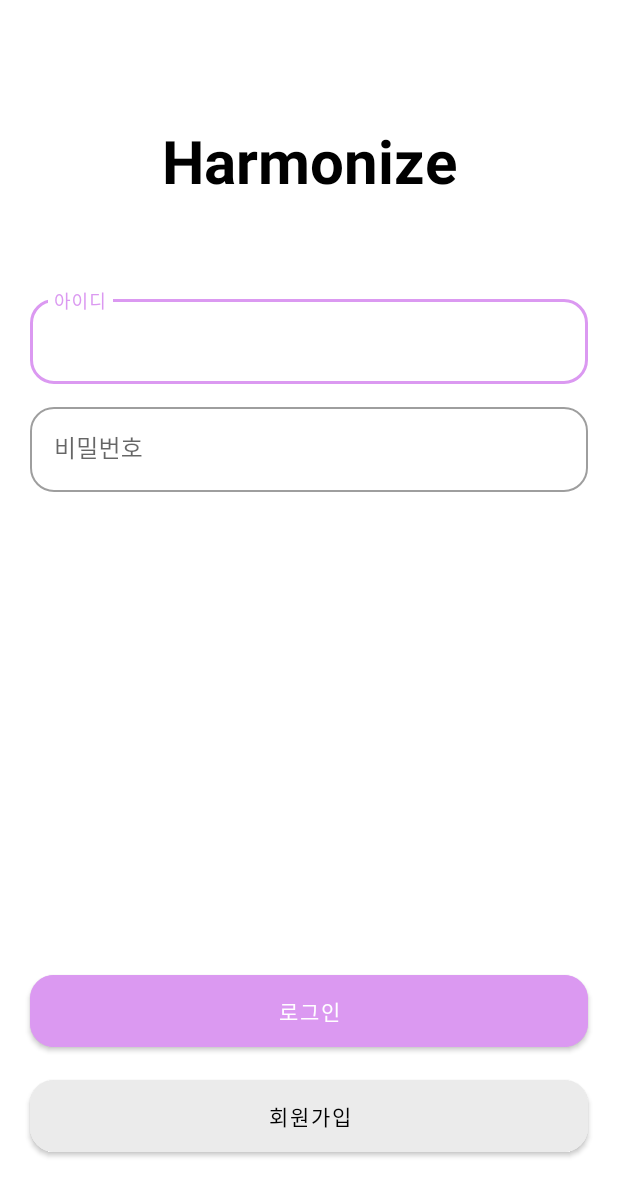
After one commit to changi1122/Harmonize, an Android app: the LoginActivity screen opened directly, with no data from a screen before it, on a phone screen of 412 x 824 dp. The commit adds this screen. Shown: the top 1196 px of the screen. Run offline under Robolectric (Android 15) with nearby library versions, the phone set to English and light mode, and no system bars.

Commit message:
Implement login activity basic UI

```diff
--- a/android/app/src/main/AndroidManifest.xml
+++ b/android/app/src/main/AndroidManifest.xml
@@ -11,6 +11,9 @@
         android:supportsRtl="true"
         android:theme="@style/Theme.Harmonize"
         tools:targetApi="31">
+        <activity
+            android:name=".ui.user.LoginActivity"
+            android:exported="false" />
         <activity
             android:name=".ui.survey.GenderAgeSurveyActivity"
             android:exported="false" />
--- a/android/app/src/main/java/kr/ac/chungbuk/harmonize/ui/home/HomeFragment.java
+++ b/android/app/src/main/java/kr/ac/chungbuk/harmonize/ui/home/HomeFragment.java
@@ -1,20 +1,29 @@
 package kr.ac.chungbuk.harmonize.ui.home;
 
+import android.content.Intent;
+import android.media.Image;
 import android.os.Bundle;
 import android.view.LayoutInflater;
 import android.view.View;
 import android.view.ViewGroup;
+import android.widget.Button;
+import android.widget.ImageButton;
 import android.widget.TextView;
 
 import androidx.annotation.NonNull;
 import androidx.fragment.app.Fragment;
 import androidx.lifecycle.ViewModelProvider;
 
+import kr.ac.chungbuk.harmonize.R;
 import kr.ac.chungbuk.harmonize.databinding.FragmentHomeBinding;
+import kr.ac.chungbuk.harmonize.ui.survey.CategorySurveyActivity;
+import kr.ac.chungbuk.harmonize.ui.user.LoginActivity;
 
 public class HomeFragment extends Fragment {
 
     private FragmentHomeBinding binding;
+
+    ImageButton ibtnSearch;
 
     public View onCreateView(@NonNull LayoutInflater inflater,
                              ViewGroup container, Bundle savedInstanceState) {
@@ -23,6 +32,14 @@ public class HomeFragment extends Fragment {
 
         binding = FragmentHomeBinding.inflate(inflater, container, false);
         View root = binding.getRoot();
+
+        ibtnSearch = root.findViewById(R.id.ibtnSearch);
+        ibtnSearch.setOnClickListener(new View.OnClickListener() {
+            @Override
+            public void onClick(View view) {
+                startActivity(new Intent(getActivity(), LoginActivity.class));
+            }
+        });
 
         return root;
     }
--- a/android/app/src/main/java/kr/ac/chungbuk/harmonize/ui/search/SearchFragment.java
+++ b/android/app/src/main/java/kr/ac/chungbuk/harmonize/ui/search/SearchFragment.java
@@ -41,17 +41,6 @@ public class SearchFragment extends Fragment {
         adapter.addItem("Marry Me");
         adapter.addItem("Monologue");
         adapter.addItem("그대라는사치");
-        adapter.addItem("어디에도");
-        adapter.addItem("내가아니라도");
-        adapter.addItem("Marry Me");
-        adapter.addItem("어디에도");
-        adapter.addItem("내가아니라도");
-        adapter.addItem("Marry Me");
-        adapter.addItem("Monologue");
-        adapter.addItem("그대라는사치");
-        adapter.addItem("어디에도");
-        adapter.addItem("내가아니라도");
-        adapter.addItem("Marry Me");
 
         historyListView = (ListView) root.findViewById(R.id.historyListView);
         historyListView.setAdapter(adapter);
--- /dev/null
+++ b/android/app/src/main/java/kr/ac/chungbuk/harmonize/ui/user/LoginActivity.java
@@ -0,0 +1,20 @@
+package kr.ac.chungbuk.harmonize.ui.user;
+
+import androidx.appcompat.app.AppCompatActivity;
+
+import android.os.Bundle;
+import android.view.Window;
+
+import kr.ac.chungbuk.harmonize.R;
+
+public class LoginActivity extends AppCompatActivity {
+
+    @Override
+    protected void onCreate(Bundle savedInstanceState) {
+        super.onCreate(savedInstanceState);
+        requestWindowFeature(Window.FEATURE_NO_TITLE);
+        getSupportActionBar().hide();
+
+        setContentView(R.layout.activity_login);
+    }
+}
--- a/android/app/src/main/res/layout/activity_category_survey.xml
+++ b/android/app/src/main/res/layout/activity_category_survey.xml
@@ -199,18 +199,18 @@
             android:layout_height="60dp"
             android:layout_marginRight="10dp"
             android:text="취소"
-            android:textSize="16dp"
             android:textColor="#000000"
-            android:backgroundTint="#EBEBEB" />
+            android:backgroundTint="#EBEBEB"
+            app:cornerRadius="16dp"/>
 
         <Button
             android:layout_width="match_parent"
             android:layout_height="60dp"
             android:layout_weight="1"
             android:text="다음"
-            android:textSize="16dp"
             android:textColor="#FFFFFF"
-            android:backgroundTint="?colorPrimary" />
+            android:backgroundTint="?colorPrimary"
+            app:cornerRadius="16dp"/>
     </LinearLayout>
 
 </LinearLayout>
--- a/android/app/src/main/res/layout/activity_gender_age_survey.xml
+++ b/android/app/src/main/res/layout/activity_gender_age_survey.xml
@@ -200,18 +200,19 @@
             android:layout_height="60dp"
             android:layout_marginRight="10dp"
             android:text="취소"
-            android:textSize="16dp"
             android:textColor="#000000"
-            android:backgroundTint="#EBEBEB" />
+            android:backgroundTint="#EBEBEB"
+            app:cornerRadius="16dp"/>
 
         <Button
             android:layout_width="match_parent"
             android:layout_height="60dp"
             android:layout_weight="1"
             android:text="다음"
-            android:textSize="16dp"
             android:textColor="#FFFFFF"
-            android:backgroundTint="?colorPrimary" />
+            android:fontFamily=""
+            android:backgroundTint="?colorPrimary"
+            app:cornerRadius="16dp"/>
     </LinearLayout>
 
 </LinearLayout>
--- /dev/null
+++ b/android/app/src/main/res/layout/activity_login.xml
@@ -0,0 +1,103 @@
+<?xml version="1.0" encoding="utf-8"?>
+<androidx.constraintlayout.widget.ConstraintLayout xmlns:android="http://schemas.android.com/apk/res/android"
+    xmlns:app="http://schemas.android.com/apk/res-auto"
+    xmlns:tools="http://schemas.android.com/tools"
+    android:layout_width="match_parent"
+    android:layout_height="match_parent"
+    android:gravity="center_horizontal"
+    android:orientation="vertical"
+    tools:context=".ui.user.LoginActivity">
+
+    <TextView
+        android:id="@+id/textViewTitle"
+        android:layout_width="wrap_content"
+        android:layout_height="wrap_content"
+        android:layout_marginTop="80dp"
+        android:text="Harmonize"
+        android:textColor="#000000"
+        android:textSize="40dp"
+        android:textStyle="bold"
+        app:layout_constraintEnd_toEndOf="parent"
+        app:layout_constraintStart_toStartOf="parent"
+        app:layout_constraintTop_toTopOf="parent" />
+
+    <com.google.android.material.textfield.TextInputLayout
+        android:id="@+id/layoutId"
+        style="@style/Widget.MaterialComponents.TextInputLayout.OutlinedBox"
+        android:layout_width="match_parent"
+        android:layout_height="wrap_content"
+        android:layout_marginTop="60dp"
+        android:layout_marginLeft="20dp"
+        android:layout_marginRight="20dp"
+        app:boxCornerRadiusBottomEnd="16dp"
+        app:boxCornerRadiusBottomStart="16dp"
+        app:boxCornerRadiusTopEnd="16dp"
+        app:boxCornerRadiusTopStart="16dp"
+        app:layout_constraintEnd_toEndOf="parent"
+        app:layout_constraintStart_toStartOf="parent"
+        app:layout_constraintTop_toBottomOf="@+id/textViewTitle">
+
+        <com.google.android.material.textfield.TextInputEditText
+            android:id="@+id/editTextId"
+            android:layout_width="match_parent"
+            android:layout_height="wrap_content"
+            android:hint="아이디"
+            android:inputType="text"/>
+    </com.google.android.material.textfield.TextInputLayout>
+
+    <com.google.android.material.textfield.TextInputLayout
+        android:id="@+id/layoutPassword"
+        style="@style/Widget.MaterialComponents.TextInputLayout.OutlinedBox"
+        android:layout_width="match_parent"
+        android:layout_height="wrap_content"
+        android:layout_marginTop="10dp"
+        android:layout_marginLeft="20dp"
+        android:layout_marginRight="20dp"
+        app:boxCornerRadiusBottomEnd="16dp"
+        app:boxCornerRadiusBottomStart="16dp"
+        app:boxCornerRadiusTopEnd="16dp"
+        app:boxCornerRadiusTopStart="16dp"
+        app:layout_constraintEnd_toEndOf="parent"
+        app:layout_constraintStart_toStartOf="parent"
+        app:layout_constraintTop_toBottomOf="@+id/layoutId">
+
+        <com.google.android.material.textfield.TextInputEditText
+            android:id="@+id/editTextPassword"
+            android:layout_width="match_parent"
+            android:layout_height="wrap_content"
+            android:hint="비밀번호"
+            android:inputType="textPassword" />
+    </com.google.android.material.textfield.TextInputLayout>
+
+    <Button
+        android:id="@+id/buttonLogin"
+        android:layout_width="match_parent"
+        android:layout_height="60dp"
+        android:layout_marginBottom="10dp"
+        android:layout_marginLeft="20dp"
+        android:layout_marginRight="20dp"
+        android:backgroundTint="?colorPrimary"
+        android:text="로그인"
+        android:textColor="#FFFFFF"
+        app:cornerRadius="16dp"
+        app:layout_constraintBottom_toTopOf="@+id/buttonSignup"
+        app:layout_constraintEnd_toEndOf="parent"
+        app:layout_constraintStart_toStartOf="parent" />
+
+    <Button
+        android:id="@+id/buttonSignup"
+        android:layout_width="match_parent"
+        android:layout_height="60dp"
+        android:layout_marginBottom="50dp"
+        android:layout_marginLeft="20dp"
+        android:layout_marginRight="20dp"
+        android:backgroundTint="#EBEBEB"
+        android:text="회원가입"
+        android:textColor="#000000"
+        app:cornerRadius="16dp"
+        app:layout_constraintBottom_toBottomOf="parent"
+        app:layout_constraintEnd_toEndOf="parent"
+        app:layout_constraintStart_toStartOf="parent" />
+
+
+</androidx.constraintlayout.widget.ConstraintLayout>
--- a/android/app/src/main/res/layout/fragment_home.xml
+++ b/android/app/src/main/res/layout/fragment_home.xml
@@ -31,6 +31,7 @@
                 android:textColor="?colorPrimary" />
 
             <ImageButton
+                android:id="@+id/ibtnSearch"
                 android:layout_width="50dp"
                 android:layout_height="50dp"
                 android:background="@android:color/transparent"
```
